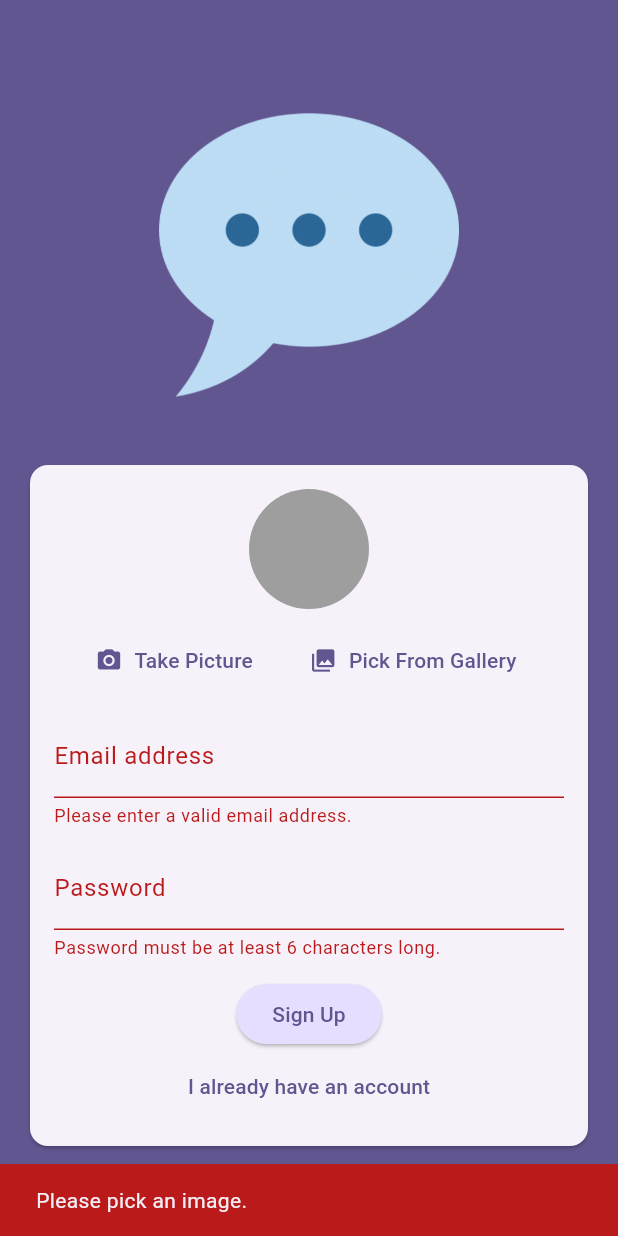
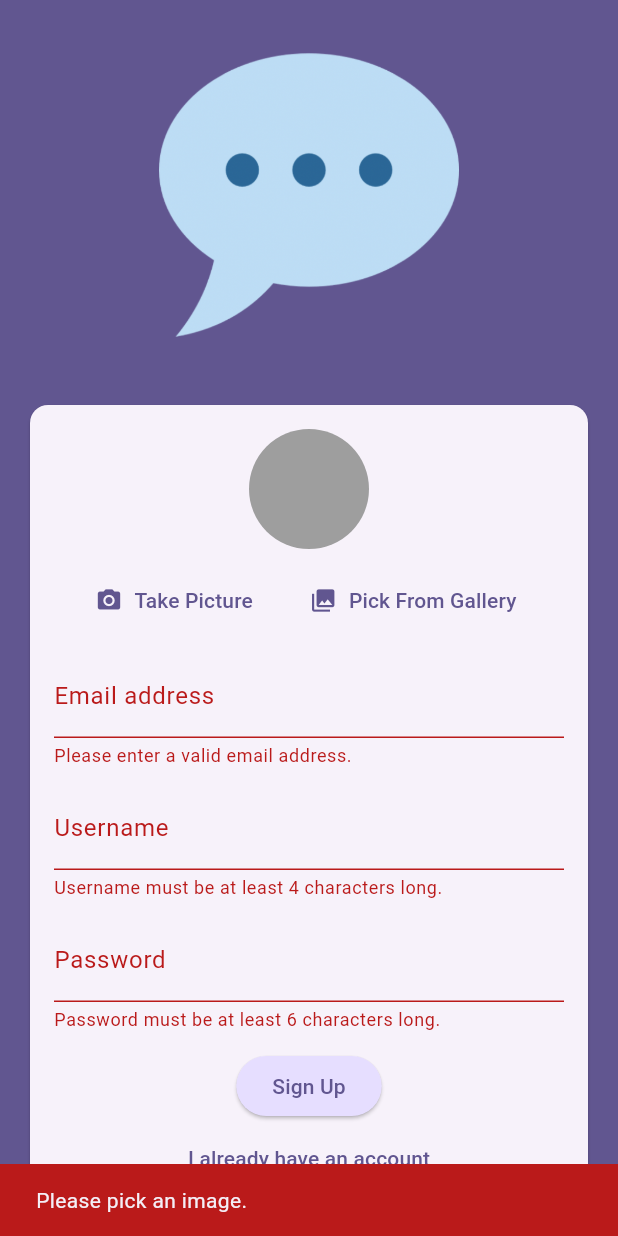
Before and after one commit to NeeDaimDark/Chat-App, a Flutter app: the screen it shows after launch, after a tap on "Login", after a tap on "Create An Account", after a tap on "Sign Up", on a phone screen of 412 x 824 dp. Run offline on Flutter 3.47's test engine with Material 3 defaults, Android fonts, the phone set to English and light mode, and no system bars; our stand-ins replace cloud_firestore, firebase_auth, firebase_core, firebase_storage, image_picker; accounts and stored records are empty.

Commit message:
adding user to firestore with username

```diff
--- a/lib/screens/auth.dart
+++ b/lib/screens/auth.dart
@@ -1,5 +1,6 @@
 import 'dart:io';
 
+import 'package:cloud_firestore/cloud_firestore.dart';
 import 'package:firebase_storage/firebase_storage.dart';
 import 'package:flutter/material.dart';
 import 'package:firebase_auth/firebase_auth.dart';
@@ -19,7 +20,9 @@ class _AuthScreenState extends State<AuthScreen> {
   var _isLogin = true;
   var _enteredEmail = '';
   var _enteredPassword = '';
+  var _enteredUsername = '';
   File? _selectedImage;
+  var _isAuthenticating = false;
 
   void _submitAuthForm() async {
     final isValid = _formKey.currentState!.validate();
@@ -41,6 +44,9 @@ class _AuthScreenState extends State<AuthScreen> {
     _formKey.currentState!.save();
     if (_isLogin){
       try {
+        setState(() {
+          _isAuthenticating = true;
+        });
       final userCredentials =await _firebaseAuth.signInWithEmailAndPassword(
         email: _enteredEmail,
         password: _enteredPassword,
@@ -74,7 +80,14 @@ class _AuthScreenState extends State<AuthScreen> {
             .child('${userCredentials.user!.uid}.jpg');
         await storageRef.putFile(_selectedImage!);
         final imageUrl = await storageRef.getDownloadURL();
-        print(imageUrl);
+        await FirebaseFirestore.instance.collection(
+            'users'
+        ).doc(userCredentials.user!.uid).set({
+          'username':  _enteredUsername,
+          'email': _enteredEmail,
+          'image_url': imageUrl,
+        }
+        );
 
 
       } on FirebaseAuthException catch (e) {
@@ -89,6 +102,9 @@ class _AuthScreenState extends State<AuthScreen> {
             backgroundColor: Theme.of(context).colorScheme.error,
           ),
         );
+        setState(() {
+          _isAuthenticating = false;
+        });
       } catch (e) {
         print(e);
       }
@@ -155,6 +171,24 @@ class _AuthScreenState extends State<AuthScreen> {
                                   },
                                 ),
                                 const SizedBox(height: 12),
+                                if(!_isLogin)
+                                TextFormField(
+                                  key: const ValueKey('username'),
+                                  enableSuggestions: false,
+                                  decoration: const InputDecoration(
+                                    labelText: 'Username',
+                                  ),
+                                  validator: (value) {
+                                    if (value == null || value.trim().length < 4) {
+                                      return 'Username must be at least 4 characters long.';
+                                    }
+                                    return null;
+                                  },
+                                  onSaved: (value) {
+                                     _enteredUsername = value!;
+                                  },
+                                ),
+                                const SizedBox(height: 12),
                                 TextFormField(
                                   key: const ValueKey('password'),
                                   obscureText: true,
@@ -172,6 +206,9 @@ class _AuthScreenState extends State<AuthScreen> {
                                   },
                                 ),
                                 const SizedBox(height: 12),
+                                if(_isAuthenticating)
+                                  const CircularProgressIndicator(),
+                                if(!_isAuthenticating)
                                 ElevatedButton(
                                   onPressed: _submitAuthForm,
                                   style: ElevatedButton.styleFrom(
@@ -180,6 +217,7 @@ class _AuthScreenState extends State<AuthScreen> {
                                   ),
                                   child:  Text(_isLogin? 'Login':'Sign Up'),
                                 ),
+                                if(!_isAuthenticating)
                                 TextButton(
                                     onPressed: (){
                                       setState(() {
--- a/pubspec.yaml
+++ b/pubspec.yaml
@@ -38,6 +38,7 @@ dependencies:
   firebase_auth: ^6.1.2
   firebase_storage: ^13.0.4
   image_picker: ^1.2.0
+  cloud_firestore: ^6.1.0
 
 dev_dependencies:
   flutter_test:
```
Also changed, not shown: pubspec.lock, 4 other files.
